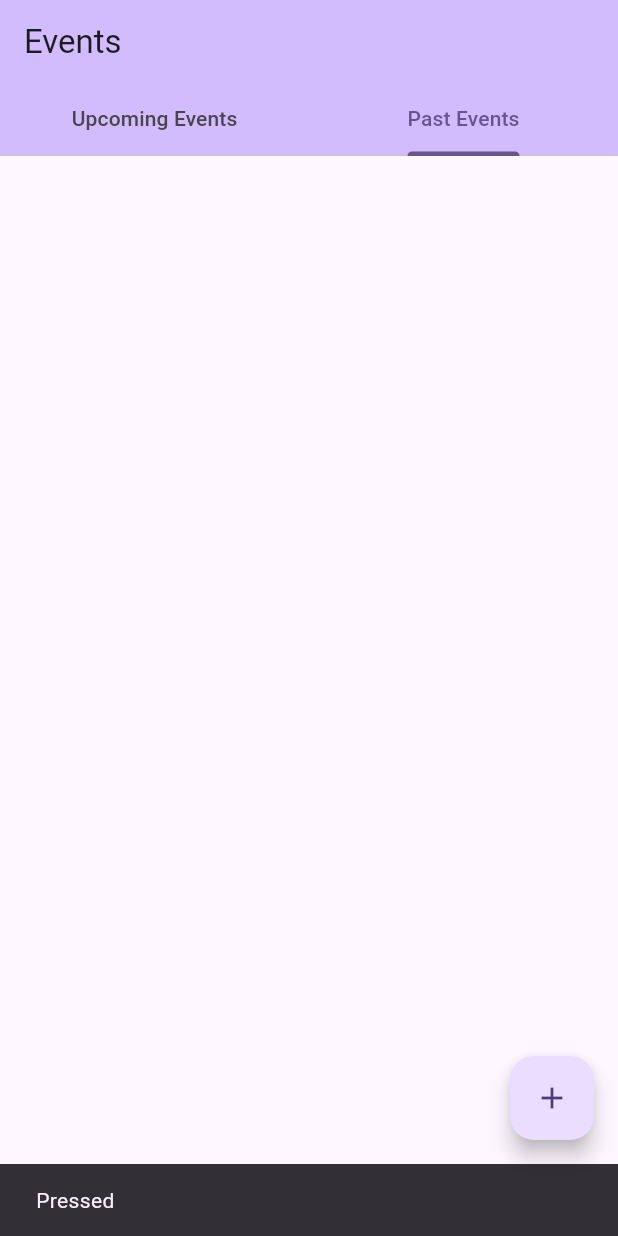
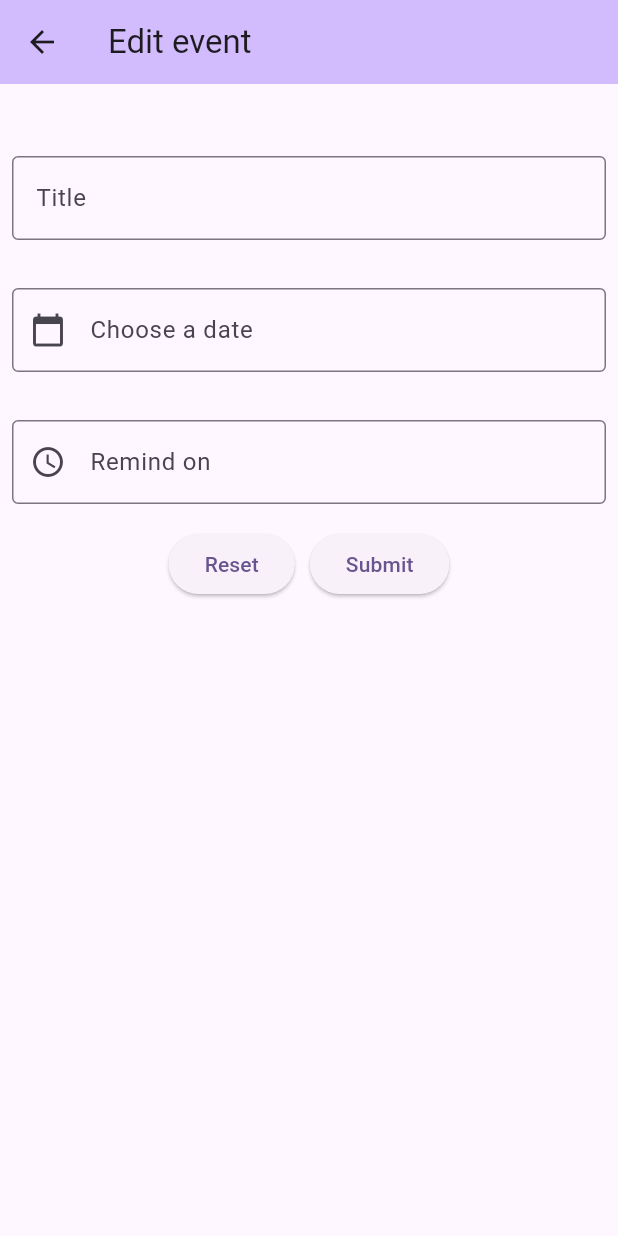
Before and after one commit to qunm00/countdown-timer, a Flutter app: the screen it shows after launch, tab 2 chosen, after a tap on "Delete", after a tap on the "add" icon, on a phone screen of 412 x 824 dp. Run offline on Flutter 3.47's test engine with Material 3 defaults, Android fonts, the phone set to English and light mode, and no system bars.

Commit message:
implemented add event

```diff
--- a/lib/main.dart
+++ b/lib/main.dart
@@ -1,4 +1,5 @@
-import 'package:countdown_timer/src/components/events_list.dart';
+import 'package:countdown_timer/src/views/edit_event.dart';
+import 'package:countdown_timer/src/views/events_list.dart';
 import 'package:countdown_timer/src/shared/classes/event.dart';
 import 'package:flutter/material.dart';
 import 'src/shared/providers/events.dart';
@@ -54,9 +55,8 @@ class MyHomePage extends StatelessWidget {
           ]),
           floatingActionButton: FloatingActionButton(
             onPressed: () {
-              ScaffoldMessenger.of(context).showSnackBar(const SnackBar(
-                content: Text('Pressed'),
-              ));
+              Navigator.push(context,
+                  MaterialPageRoute(builder: (context) => const EditEvent()));
             },
             child: const Icon(Icons.add),
           ),
--- a/lib/src/components/event_card.dart
+++ b/lib/src/components/event_card.dart
@@ -42,6 +42,7 @@ class _EventCardState extends State<EventCard> {
     Timer.periodic(const Duration(seconds: 1), (timer) {
       // TODO buggy when seconds is 0, then switch tab
       // TODO past events are unhandled
+      // TODO current events become past events should automatilly be moved to past events
       if (mounted && duration > const Duration(seconds: 0)) {
         setState(() {
           duration = event.on.difference(DateTime.now());
--- a/lib/src/shared/classes/event.dart
+++ b/lib/src/shared/classes/event.dart
@@ -3,7 +3,7 @@ class Event {
   DateTime on;
   DateTime? remind;
 
-  Event(this.title, this.on);
+  Event(this.title, this.on, [this.remind]);
 
   isPastEvent() {
     return on.isBefore(DateTime.now());
--- a/lib/src/shared/providers/events.dart
+++ b/lib/src/shared/providers/events.dart
@@ -19,8 +19,14 @@ class EventsModel extends ChangeNotifier {
       events.where((element) => element.on.isBefore(DateTime.now())).toList();
 
   removeEvent(Event event) {
-    debugPrint('removeEvent');
     events.remove(event);
     notifyListeners();
   }
+
+  addEvent(Event event) {
+    debugPrint('addEvent');
+    print('event $event');
+    events.add(event);
+    notifyListeners();
+  }
 }
--- /dev/null
+++ b/lib/src/views/edit_event.dart
@@ -0,0 +1,183 @@
+import 'package:countdown_timer/src/shared/classes/event.dart';
+import 'package:countdown_timer/src/shared/providers/events.dart';
+import 'package:countdown_timer/src/views/events_list.dart';
+import 'package:flutter/material.dart';
+import 'package:flutter/rendering.dart';
+import 'package:flutter/widgets.dart';
+import 'package:intl/intl.dart';
+import 'package:provider/provider.dart';
+
+class EditEvent extends StatefulWidget {
+  const EditEvent({super.key});
+
+  @override
+  State<EditEvent> createState() {
+    return _EditEventState();
+  }
+}
+
+class _EditEventState extends State<EditEvent> {
+  final _formKey = GlobalKey<FormState>();
+  final TextEditingController _dateController = TextEditingController();
+  final TextEditingController _remindOnController = TextEditingController();
+  final TextEditingController _title = TextEditingController();
+
+  Future<void> _showDatePicker(context) async {
+    DateTime? pickedDate = await showDatePicker(
+      context: context,
+      firstDate: DateTime.now(),
+      lastDate: DateTime(2200),
+    );
+
+    if (pickedDate != null) {
+      // get only the date part, omit the time part
+      _dateController.text = DateFormat.yMMMd().format(pickedDate);
+    }
+  }
+
+  Future<void> _showRemindOnPicker(context) async {
+    DateTime? pickedRemindOn = await showDatePicker(
+      context: context,
+      firstDate: DateTime.now(),
+      lastDate: DateTime(2200),
+    );
+
+    if (pickedRemindOn != null) {
+      // get only the date part, omit the time part
+      _remindOnController.text = DateFormat.yMMMd().format(pickedRemindOn);
+    }
+  }
+
+  @override
+  Widget build(BuildContext context) {
+    var appState = Provider.of<EventsModel>(context);
+    return Scaffold(
+        resizeToAvoidBottomInset: false,
+        appBar: AppBar(
+          title: const Text('Edit event'),
+          backgroundColor: Theme.of(context).colorScheme.inversePrimary,
+        ),
+        body: Form(
+            key: _formKey,
+            child: Column(
+              children: <Widget>[
+                const Padding(
+                  padding: EdgeInsets.symmetric(horizontal: 8, vertical: 16),
+                ),
+                Padding(
+                  padding:
+                      const EdgeInsets.symmetric(horizontal: 8, vertical: 16),
+                  child: TextFormField(
+                    decoration: const InputDecoration(
+                      border: OutlineInputBorder(),
+                      label: Text('Title'),
+                    ),
+                    validator: (value) {
+                      if (value == null || value.isEmpty) {
+                        return 'Please give an event title';
+                      }
+                      return null;
+                    },
+                    controller: _title,
+                  ),
+                ),
+                Padding(
+                    padding:
+                        const EdgeInsets.symmetric(horizontal: 8, vertical: 16),
+                    child: TextFormField(
+                      showCursor: false,
+                      readOnly: true,
+                      validator: (value) {
+                        if (value == null) {
+                          return 'A date is required';
+                        }
+
+                        DateTime? parsedDateTime =
+                            DateFormat.yMMMd().tryParse(value);
+                        if (parsedDateTime == null) {
+                          return 'Please enter a valid date';
+                        }
+                        if (_remindOnController.text.isNotEmpty &&
+                            parsedDateTime.compareTo(DateFormat.yMMMd()
+                                    .parse(_remindOnController.text)) <
+                                0) {
+                          return 'Event should be happening before reminder date';
+                        }
+                        if (parsedDateTime.compareTo(DateTime.now()) < 0) {
+                          return 'Event should be happening in the future';
+                        }
+                        return null;
+                      },
+                      controller: _dateController,
+                      onTap: () {
+                        _showDatePicker(context);
+                      },
+                      decoration: const InputDecoration(
+                          border: OutlineInputBorder(),
+                          label: Text('Choose a date'),
+                          prefixIcon: Icon(Icons.calendar_today)),
+                    )),
+                Padding(
+                  padding:
+                      const EdgeInsets.symmetric(horizontal: 8, vertical: 16),
+                  child: TextFormField(
+                      validator: (value) {
+                        if (value == null || value.isEmpty) {
+                          return null;
+                        }
+                        DateTime? parsedDateTime =
+                            DateFormat.yMMMd().tryParse(value);
+                        if (parsedDateTime == null) {
+                          return 'Please enter a valid date';
+                        }
+                        if (_dateController.text.isNotEmpty &&
+                            parsedDateTime.compareTo(DateFormat.yMMMd()
+                                    .parse(_dateController.text)) >
+                                0) {
+                          return 'Please choose a date that is earlier than when this event happens';
+                        }
+                        if (parsedDateTime.compareTo(DateTime.now()) < 0) {
+                          return 'Please choose a date in the future';
+                        }
+                        return null;
+                      },
+                      showCursor: false,
+                      readOnly: true,
+                      controller: _remindOnController,
+                      onTap: () {
+                        _showRemindOnPicker(context);
+                      },
+                      decoration: const InputDecoration(
+                          border: OutlineInputBorder(),
+                          label: Text('Remind on'),
+                          prefixIcon: Icon(Icons.watch_later_outlined))),
+                ),
+                Row(
+                  mainAxisAlignment: MainAxisAlignment.center,
+                  children: [
+                    ElevatedButton(
+                        onPressed: () {
+                          _formKey.currentState!.reset();
+                        },
+                        child: const Text('Reset')),
+                    const SizedBox(width: 10),
+                    ElevatedButton(
+                        onPressed: () {
+                          if (_formKey.currentState!.validate()) {
+                            Event event = Event(
+                              _title.text,
+                              DateFormat.yMMMd().parse(_dateController.text),
+                              DateFormat.yMMMd()
+                                  .parse(_remindOnController.text),
+                            );
+                            appState.addEvent(event);
+                            ScaffoldMessenger.of(context).hideCurrentSnackBar();
+                          }
+                        },
+                        child: const Text('Submit'))
+                  ],
+                )
+              ],
+            )));
+  }
+}
```
Also changed, not shown: lib/src/views/events_list.dart (renamed from lib/src/components/events_list.dart).
